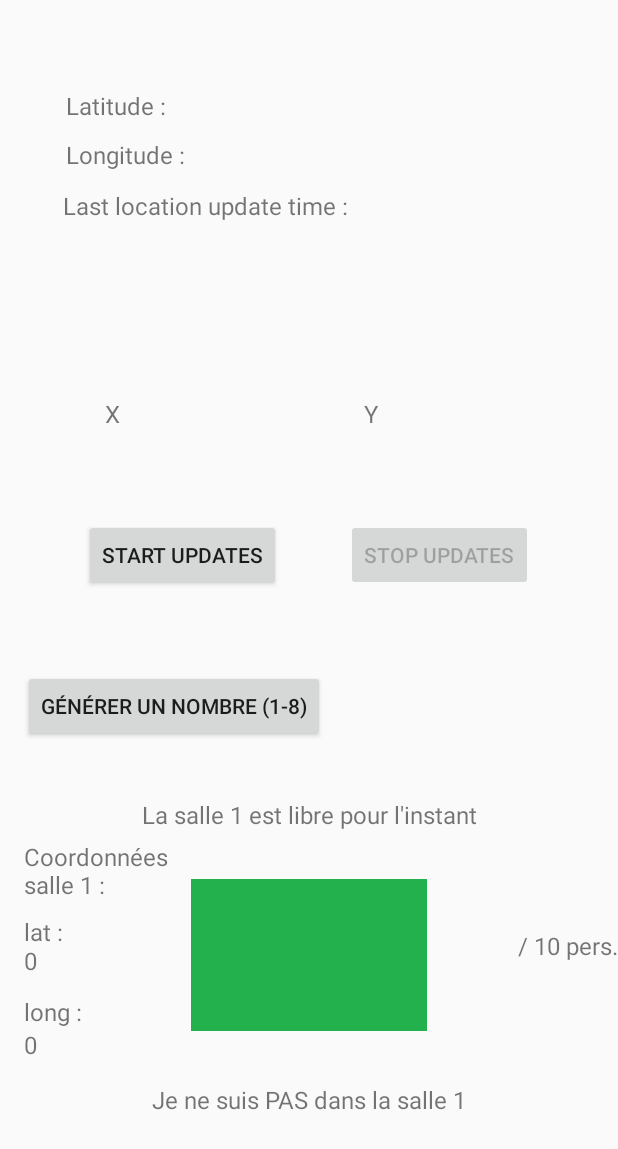
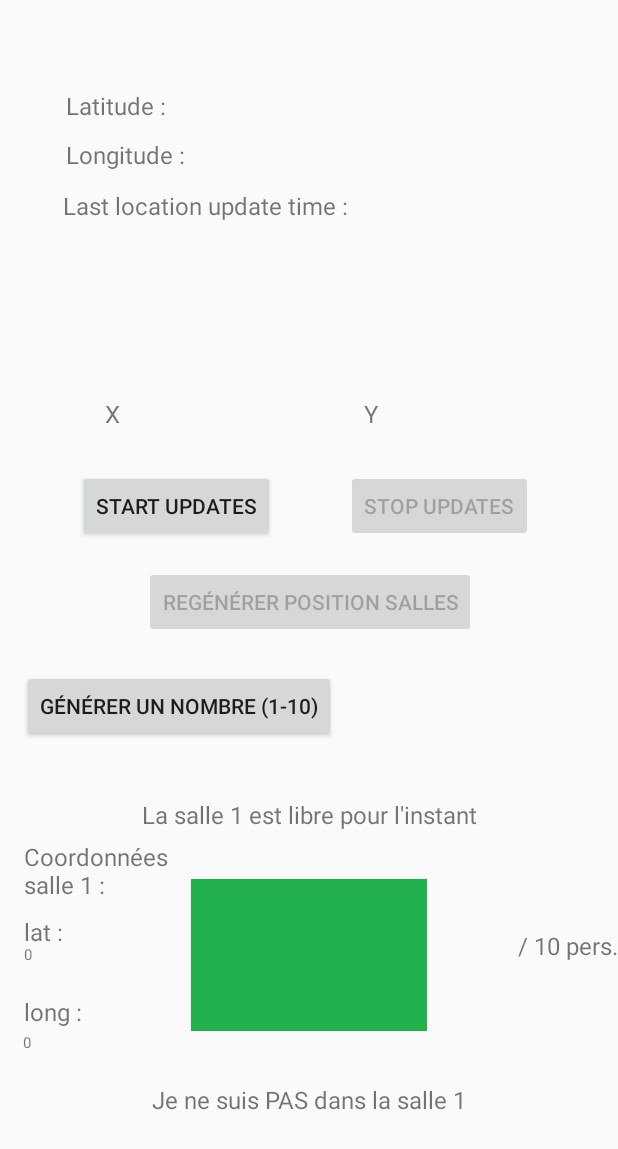
Before and after one commit to zanniadevweb/Android_Studio-GPS, an Android app: the screen it shows after launch (MainActivity), on a phone screen of 412 x 824 dp. Shown: the top 1149 px of the screen. Run offline under Robolectric (Android 15) with nearby library versions, the phone set to English and light mode, and no system bars.

Commit message:
Une position de salle peut-être générée sur demande à partir de la position de l'utilisateur

```diff
--- a/app/src/main/res/layout/main_activity.xml
+++ b/app/src/main/res/layout/main_activity.xml
@@ -33,23 +33,36 @@
         android:text="@string/start_updates"
         app:layout_constraintBottom_toBottomOf="parent"
         app:layout_constraintEnd_toEndOf="parent"
-        app:layout_constraintHorizontal_bias="0.199"
+        app:layout_constraintHorizontal_bias="0.185"
         app:layout_constraintStart_toStartOf="parent"
         app:layout_constraintTop_toTopOf="parent"
-        app:layout_constraintVertical_bias="0.446" />
+        app:layout_constraintVertical_bias="0.404" />
 
     <Button
         android:id="@+id/generernombrealeatoire"
         android:layout_width="wrap_content"
         android:layout_height="wrap_content"
         android:onClick="onGenerateRandomNumber"
-        android:text="Générer un nombre (1-8)"
+        android:text="Générer un nombre (1-10)"
         app:layout_constraintBottom_toBottomOf="parent"
         app:layout_constraintEnd_toEndOf="parent"
         app:layout_constraintHorizontal_bias="0.074"
         app:layout_constraintStart_toStartOf="parent"
         app:layout_constraintTop_toTopOf="parent"
         app:layout_constraintVertical_bias="0.576" />
+
+    <Button
+        android:id="@+id/regenererPositionsSalles"
+        android:layout_width="wrap_content"
+        android:layout_height="wrap_content"
+        android:onClick="regenererPositionsSalles"
+        android:text="Regénérer position salles"
+        app:layout_constraintBottom_toBottomOf="parent"
+        app:layout_constraintEnd_toEndOf="parent"
+        app:layout_constraintHorizontal_bias="0.505"
+        app:layout_constraintStart_toStartOf="parent"
+        app:layout_constraintTop_toTopOf="parent"
+        app:layout_constraintVertical_bias="0.486" />
 
     <TextView
         android:id="@+id/coordonneesSalle1"
@@ -82,7 +95,7 @@
         android:layout_width="96dp"
         android:layout_height="25dp"
         android:text="0"
-        android:textSize="@dimen/default_text_size"
+        android:textSize="10sp"
         app:layout_constraintBottom_toBottomOf="parent"
         app:layout_constraintEnd_toEndOf="parent"
         app:layout_constraintHorizontal_bias="0.05"
@@ -105,10 +118,10 @@
 
     <TextView
         android:id="@+id/longitudeValeurSalle1"
-        android:layout_width="102dp"
-        android:layout_height="26dp"
+        android:layout_width="115dp"
+        android:layout_height="23dp"
         android:text="0"
-        android:textSize="@dimen/default_text_size"
+        android:textSize="10sp"
         app:layout_constraintBottom_toBottomOf="parent"
         app:layout_constraintEnd_toEndOf="parent"
         app:layout_constraintHorizontal_bias="0.051"
@@ -154,7 +167,7 @@
         app:layout_constraintHorizontal_bias="0.802"
         app:layout_constraintStart_toStartOf="parent"
         app:layout_constraintTop_toTopOf="parent"
-        app:layout_constraintVertical_bias="0.446" />
+        app:layout_constraintVertical_bias="0.404" />
 
     <TextView
         android:id="@+id/latitude_text"
```
Also changed, not shown: app/src/main/java/com/google/android/gms/location/sample/locationupdates/MainActivity.java (+47 -24 lines), app/src/main/java/com/google/android/gms/location/sample/locationupdates/Modele.java (+5 -4 lines).
